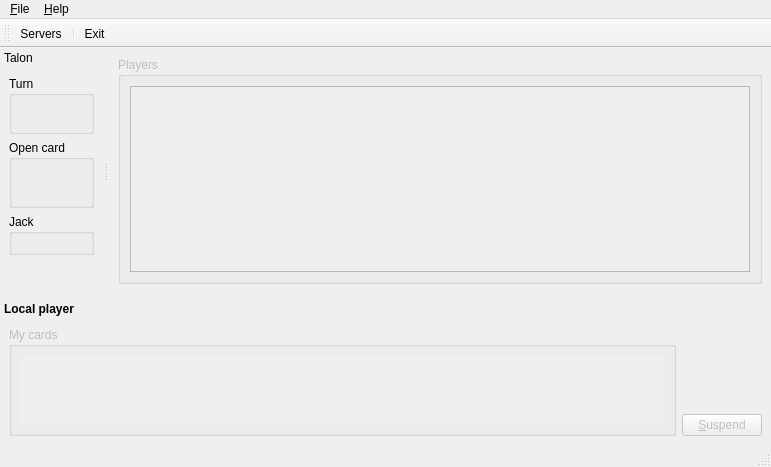
The window that src/mainwindow.ui (velnias75/NetMauMau-Qt-Client) describes before a commit, drawn with Qt 5.
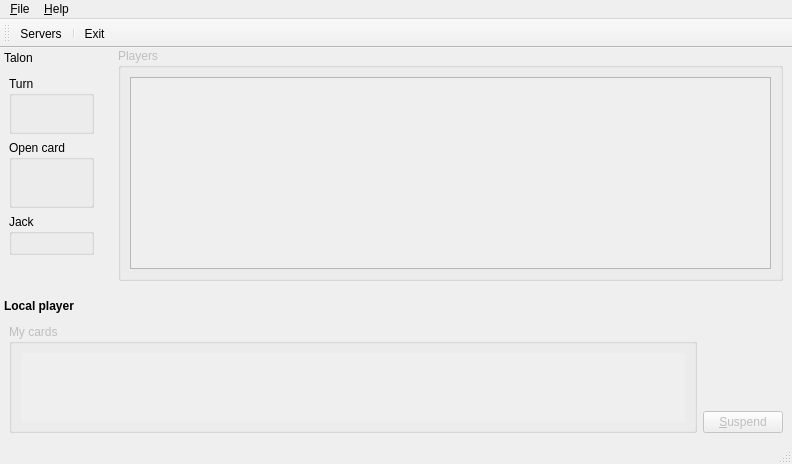
The same window after the commit. Icons and pictures are not drawn. Custom widgets are drawn as their Qt base class.

The edit to the form file:
```diff
--- a/src/mainwindow.ui
+++ b/src/mainwindow.ui
@@ -3,14 +3,6 @@
  <author>Heiko Schäfer &lt;heiko@rangun.de&gt;</author>
  <class>MainWindow</class>
  <widget class="QMainWindow" name="MainWindow">
-  <property name="geometry">
-   <rect>
-    <x>0</x>
-    <y>0</y>
-    <width>771</width>
-    <height>467</height>
-   </rect>
-  </property>
   <property name="windowTitle">
    <string>NetMauMau Client</string>
   </property>
@@ -21,21 +13,27 @@
   <property name="autoFillBackground">
    <bool>true</bool>
   </property>
+  <property name="toolButtonStyle">
+   <enum>Qt::ToolButtonFollowStyle</enum>
+  </property>
+  <property name="animated">
+   <bool>false</bool>
+  </property>
   <widget class="QWidget" name="centralwidget">
    <property name="enabled">
     <bool>false</bool>
    </property>
    <layout class="QHBoxLayout" name="horizontalLayout">
-    <property name="sizeConstraint">
-     <enum>QLayout::SetMinimumSize</enum>
+    <property name="topMargin">
+     <number>0</number>
     </property>
     <item>
      <widget class="QGroupBox" name="remoteGroup">
-      <property name="sizePolicy">
-       <sizepolicy hsizetype="MinimumExpanding" vsizetype="Preferred">
-        <horstretch>0</horstretch>
-        <verstretch>0</verstretch>
-       </sizepolicy>
+      <property name="minimumSize">
+       <size>
+        <width>665</width>
+        <height>0</height>
+       </size>
       </property>
       <property name="title">
        <string>Players</string>
@@ -100,7 +98,7 @@
     <rect>
      <x>0</x>
      <y>0</y>
-     <width>771</width>
+     <width>769</width>
      <height>21</height>
     </rect>
    </property>
@@ -144,6 +142,12 @@
    <addaction name="actionExit"/>
   </widget>
   <widget class="QDockWidget" name="cardsTurnDock">
+   <property name="sizePolicy">
+    <sizepolicy hsizetype="MinimumExpanding" vsizetype="MinimumExpanding">
+     <horstretch>0</horstretch>
+     <verstretch>0</verstretch>
+    </sizepolicy>
+   </property>
    <property name="features">
     <set>QDockWidget::DockWidgetMovable</set>
    </property>
@@ -157,7 +161,12 @@
     <number>1</number>
    </attribute>
    <widget class="QWidget" name="dockWidgetContents">
-    <layout class="QVBoxLayout" name="verticalLayout">
+    <layout class="QHBoxLayout" name="horizontalLayout_5">
+     <property name="sizeConstraint">
+      <enum>QLayout::SetFixedSize</enum>
+     </property>
+     <item>
+      <layout class="QVBoxLayout" name="verticalLayout" stretch="1,1,1">
      <item>
       <widget class="QGroupBox" name="groupBox">
        <property name="sizePolicy">
@@ -258,18 +267,7 @@
        </layout>
       </widget>
      </item>
-     <item>
-      <spacer name="verticalSpacer">
-       <property name="orientation">
-        <enum>Qt::Vertical</enum>
-       </property>
-       <property name="sizeHint" stdset="0">
-        <size>
-         <width>17</width>
-         <height>35</height>
-        </size>
-       </property>
-      </spacer>
+      </layout>
      </item>
     </layout>
    </widget>
@@ -346,7 +344,7 @@
               <rect>
                <x>0</x>
                <y>0</y>
-               <width>660</width>
+               <width>658</width>
                <height>72</height>
               </rect>
              </property>
```
Left out of the diff: 23 changed lines with no effect on the pictures. Lines whose indentation alone changed are shown as unchanged.
